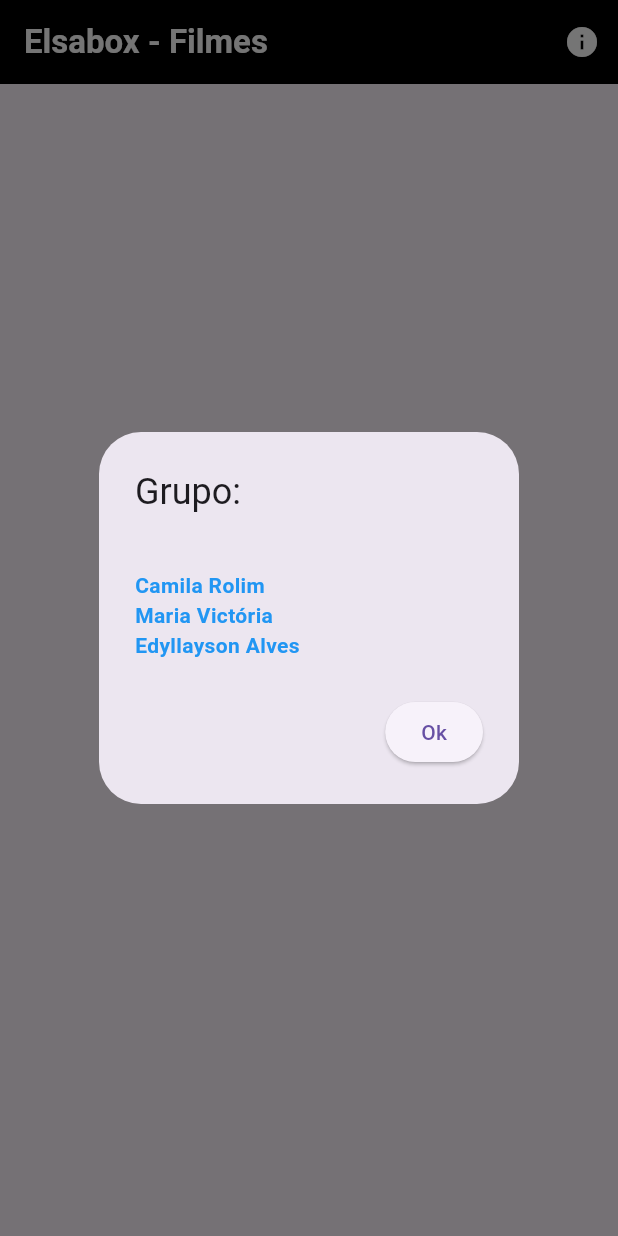
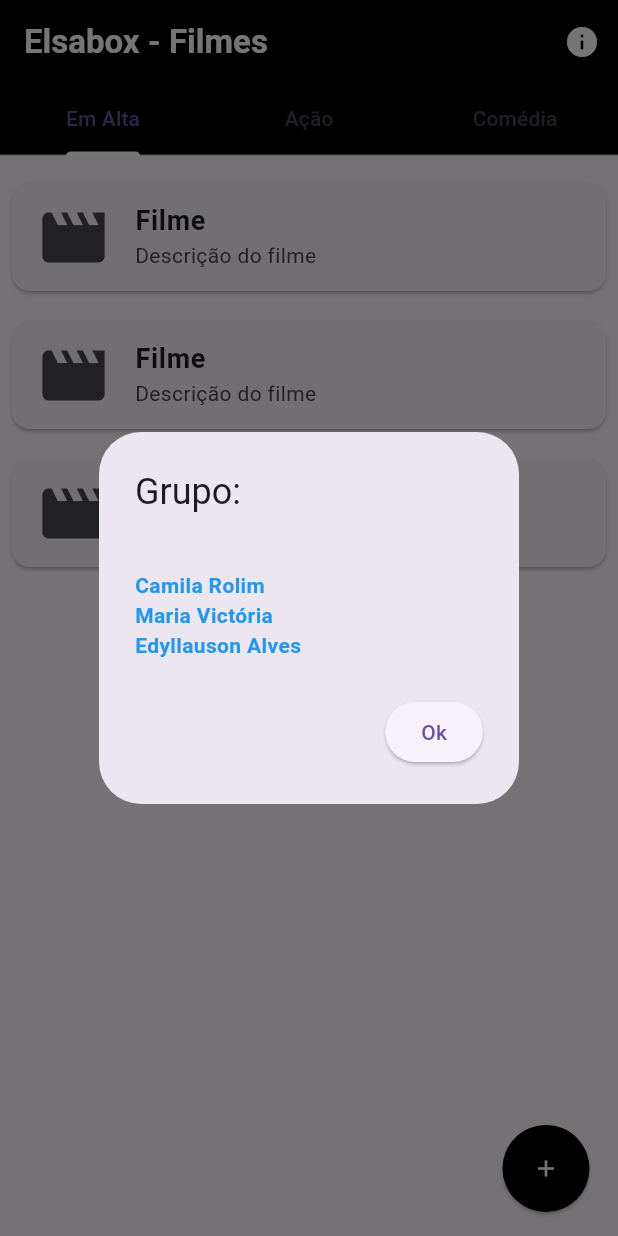
Before and after one commit to victoriaflb/caixadefilmes, a Flutter app: the screen it shows after launch, after a tap on the "info" icon, on a phone screen of 412 x 824 dp. Run offline on Flutter 3.47's test engine with Material 3 defaults, Android fonts, the phone set to English and light mode, and no system bars.

Commit message:
Update homepage.dart

```diff
--- a/lib/views/homepage.dart
+++ b/lib/views/homepage.dart
@@ -6,21 +6,51 @@ class Homepage extends StatefulWidget {
   State<Homepage> createState() => _HomepageState();
 }
 
-class _HomepageState extends State<Homepage> {
+class _HomepageState extends State<Homepage>
+    with SingleTickerProviderStateMixin {
+  // Controlador para o TabBar
+  late TabController _tabController;
+
+  // Exemplo de categorias e filmes
+  final Map<String, List<String>> movieCategories = {
+    'Em Alta': ['Filme', 'Filme', 'Filme'],
+    'Ação': ['Filme', 'Filme', 'Filme'],
+    'Comédia': ['Filme', 'Filme', 'Filme'],
+  };
+
+  @override
+  void initState() {
+    super.initState();
+    _tabController = TabController(length: movieCategories.length, vsync: this);
+  }
+
   @override
   Widget build(BuildContext context) {
     return MaterialApp(
       debugShowCheckedModeBanner: false,
-      home: Scaffold(
+      home: DefaultTabController(
+        length: movieCategories.length,
+        child: Scaffold(
           appBar: AppBar(
             title: Text(
               "Elsabox - Filmes",
-            style: TextStyle(color: Colors.white, fontWeight: FontWeight.bold),
+              style:
+                  TextStyle(color: Colors.white, fontWeight: FontWeight.bold),
             ),
             backgroundColor: Colors.black,
+            bottom: TabBar(
+              controller: _tabController,
+              tabs: movieCategories.keys.map((String category) {
+                return Tab(text: category);
+              }).toList(),
+              indicatorColor: Colors.white,
+            ),
             actions: [
               IconButton(
-              icon: Icon(Icons.info, color: Colors.white,),
+                icon: Icon(
+                  Icons.info,
+                  color: Colors.white,
+                ),
                 onPressed: () {
                   showDialog(
                     barrierDismissible: false,
@@ -29,8 +59,11 @@ class _HomepageState extends State<Homepage> {
                       return AlertDialog(
                         title: Text("Grupo: "),
                         content: Text(
-                        "\nCamila Rolim\nMaria Victória\nEdyllayson Alves ",
-                        style: TextStyle(color: Colors.blue, fontWeight: FontWeight.bold),
+                          "\nCamila Rolim\nMaria Victória\nEdyllauson Alves",
+                          style: TextStyle(
+                            color: Colors.blue,
+                            fontWeight: FontWeight.bold,
+                          ),
                         ),
                         actions: [
                           ElevatedButton(
@@ -41,20 +74,58 @@ class _HomepageState extends State<Homepage> {
                           ),
                         ],
                       );
-
                     },
                   );
                 },
               ),
             ],
           ),
-        body: Center(
-          child: Text(
-            "Conteúdo Principal",
-            style: TextStyle(fontSize: 24),
+          body: TabBarView(
+            controller: _tabController,
+            children: movieCategories.keys.map((String category) {
+              List<String> movies = movieCategories[category]!;
+              return Padding(
+                padding: const EdgeInsets.all(8.0),
+                child: ListView.builder(
+                  itemCount: movies.length,
+                  itemBuilder: (context, index) {
+                    String movie = movies[index];
+                    return Card(
+                      margin: EdgeInsets.symmetric(vertical: 10),
+                      child: ListTile(
+                        leading: Icon(Icons.movie, size: 50),
+                        title: Text(
+                          movie,
+                          style: TextStyle(
+                              fontSize: 18, fontWeight: FontWeight.bold),
+                        ),
+                        subtitle: Text('Descrição do filme'),
+                      ),
+                    );
+                  },
+                ),
+              );
+            }).toList(),
+          ),
+          floatingActionButton: ElevatedButton(
+            style: ElevatedButton.styleFrom(
+              shape: CircleBorder(), // Define o formato circular
+              padding: EdgeInsets.all(20), // Define o tamanho do círculo
+              backgroundColor: Colors.black, // Cor de fundo
+            ),
+            onPressed: () {
+              // Ação para o botão adicionar
+            },
+            child: Icon(Icons.add, color: Colors.white),
           ),
         ),
       ),
     );
   }
+
+  @override
+  void dispose() {
+    _tabController.dispose();
+    super.dispose();
   }
+}
```
Lines whose indentation alone changed are shown as unchanged.
